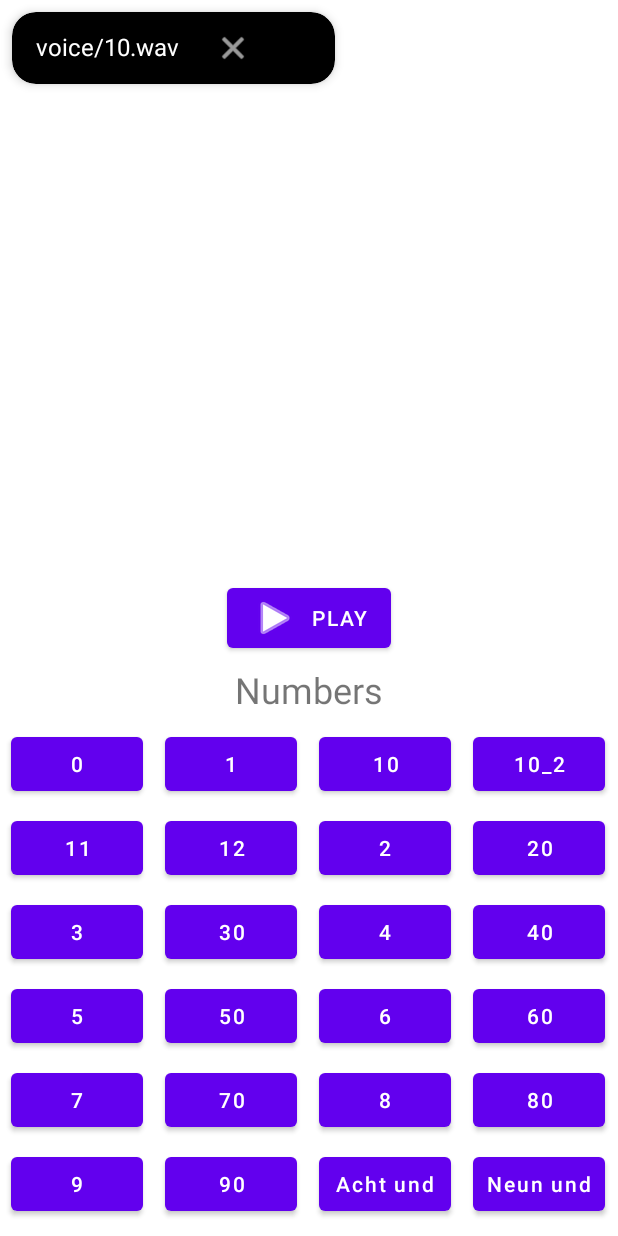
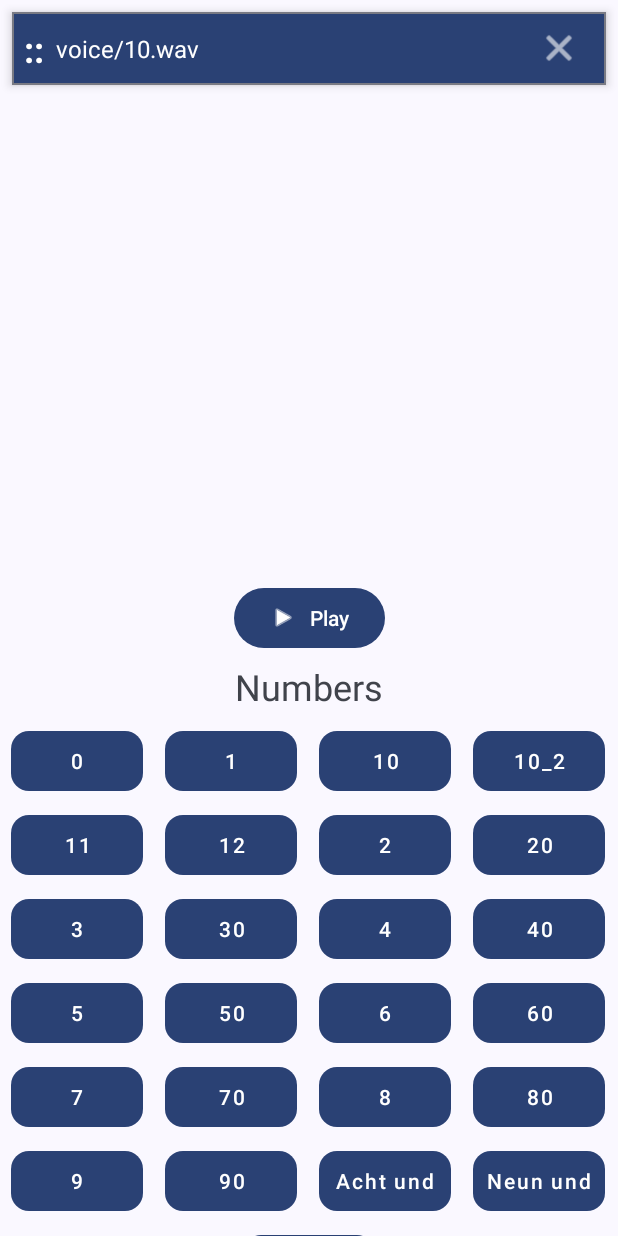
Before and after one commit to HugeFrog24/AndroidSoundboard, an Android app built with Jetpack Compose: the screen it shows after launch (MainActivity), after a tap on "10", on a phone screen of 412 x 824 dp. Run offline under Robolectric (Android 15) with nearby library versions, the phone set to English and light mode, and no system bars; our stand-ins replace FlexboxLayout; 1 other tap on this screen came first.

Commit message:
Update to Material You, added ability to reorder items

```diff
--- a/app/src/main/res/layout/audio_button.xml
+++ b/app/src/main/res/layout/audio_button.xml
@@ -4,6 +4,6 @@
     android:layout_height="wrap_content"
     android:padding="8dp"
     android:textAppearance="?attr/textAppearanceButton"
-    app:cornerRadius="4dp"
+    app:cornerRadius="12dp"
     android:layout_margin="4dp"
     android:textAllCaps="false"/>
--- a/app/src/main/res/layout/audio_item.xml
+++ b/app/src/main/res/layout/audio_item.xml
@@ -1,43 +1,50 @@
 <com.google.android.material.card.MaterialCardView xmlns:android="http://schemas.android.com/apk/res/android"
     xmlns:app="http://schemas.android.com/apk/res-auto"
-    android:layout_width="wrap_content"
+    android:layout_width="match_parent"
     android:layout_height="wrap_content"
-    app:cardCornerRadius="16dp"
+    app:cardCornerRadius="0dp"
     app:cardElevation="4dp"
-    app:cardBackgroundColor="@color/black"
+    app:cardBackgroundColor="?attr/colorPrimary"
     android:layout_margin="8dp">
 
     <LinearLayout
-        android:layout_width="wrap_content"
+        android:layout_width="match_parent"
         android:layout_height="wrap_content"
-        android:orientation="horizontal">
+        android:orientation="horizontal"
+        android:gravity="center_vertical">
+
+        <TextView
+            android:id="@+id/dragHandle"
+            android:layout_width="wrap_content"
+            android:layout_height="wrap_content"
+            android:text="::"
+            android:textColor="?attr/colorOnPrimary"
+            android:textSize="24sp"
+            android:textStyle="bold"
+            android:padding="8dp"
+            android:gravity="center"
+            android:contentDescription="@string/drag_handle_description"
+        />
 
         <TextView
             android:id="@+id/audioItemTextView"
-            android:layout_width="wrap_content"
+            android:layout_width="0dp"
             android:layout_height="wrap_content"
-            android:textColor="@android:color/white"
+            android:layout_weight="1"
+            android:textColor="?attr/colorOnPrimary"
             android:textSize="16sp"
-            android:paddingStart="16dp"
-            android:paddingEnd="16dp"
-            android:paddingTop="8dp"
-            android:paddingBottom="8dp"
-            android:gravity="center" />
+            android:gravity="center_vertical" />
 
         <com.google.android.material.button.MaterialButton
             android:id="@+id/removeAudioItemButton"
-            android:layout_width="wrap_content"
+            android:layout_width="69dp"
             android:layout_height="wrap_content"
+            android:backgroundTint="@android:color/transparent"
             app:icon="@android:drawable/ic_menu_close_clear_cancel"
-            app:iconTint="@android:color/white"
-             app:iconSize="24dp"
-            android:backgroundTint="@android:color/transparent"
-            app:rippleColor="@android:color/darker_gray"
-            android:padding="8dp"
-            android:insetTop="0dp"
-            android:insetBottom="0dp"
-            android:insetLeft="0dp"
-            android:insetRight="0dp" />
+            app:iconSize="28dp"
+            app:iconTint="?attr/colorOnPrimary"
+            app:rippleColor="?attr/colorOnPrimary"
+            android:contentDescription="@string/remove_audio_item_description" />
     </LinearLayout>
 
 </com.google.android.material.card.MaterialCardView>
--- a/app/src/main/res/values/strings.xml
+++ b/app/src/main/res/values/strings.xml
@@ -2,4 +2,6 @@
     <string name="app_name">Speech Synthesizer</string>
     <string name="play">Play</string>
     <string name="pause">Pause</string>
+    <string name="drag_handle_description">Move audio item</string>
+    <string name="remove_audio_item_description">Remove audio item</string>
 </resources>
--- a/app/src/main/res/values/themes.xml
+++ b/app/src/main/res/values/themes.xml
@@ -1,4 +1,7 @@
-<?xml version="1.0" encoding="utf-8"?>
 <resources>
-    <style name="Theme.SpeechSynthesizer" parent="Theme.MaterialComponents.Light.NoActionBar"/>
-</resources>
+     <style name="Theme.SpeechSynthesizer" parent="Theme.Material3.Light.NoActionBar">
+        <item name="colorPrimary">@color/purple_500</item>
+        <item name="colorPrimaryVariant">@color/purple_700</item>
+        <item name="colorOnPrimary">@color/white</item>
+     </style>
+ </resources>
```
Also changed, not shown: app/build.gradle.kts (+7 -4 lines), app/src/main/java/com/tibik/speechsynthesizer/MainActivity.kt (+108 -6 lines), gradle/libs.versions.toml (+7 -2 lines), 1 other file.
